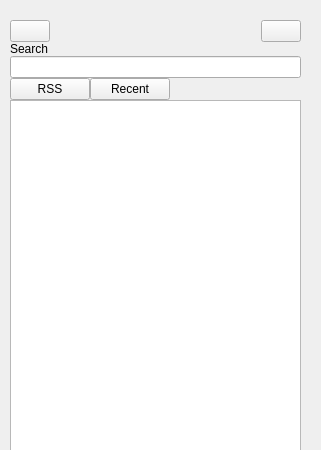
Above: ui/sidepane.ui from fredollinger/scutum before the change. Below: the same form after it.
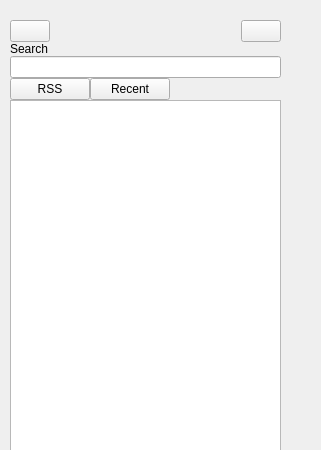
That is the form after the change. Icons and pictures are not drawn.

Patch:
```diff
--- a/ui/sidepane.ui
+++ b/ui/sidepane.ui
@@ -18,7 +18,7 @@
     <rect>
      <x>-10</x>
      <y>20</y>
-     <width>311</width>
+     <width>291</width>
      <height>431</height>
     </rect>
    </property>
```
